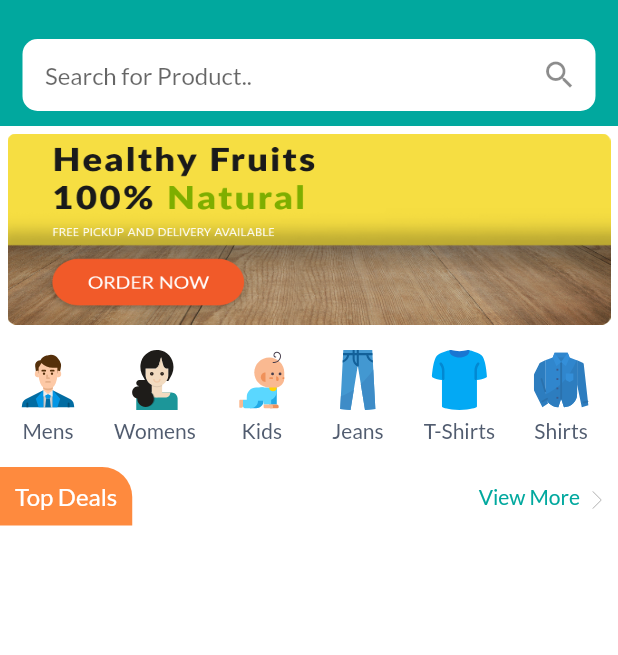
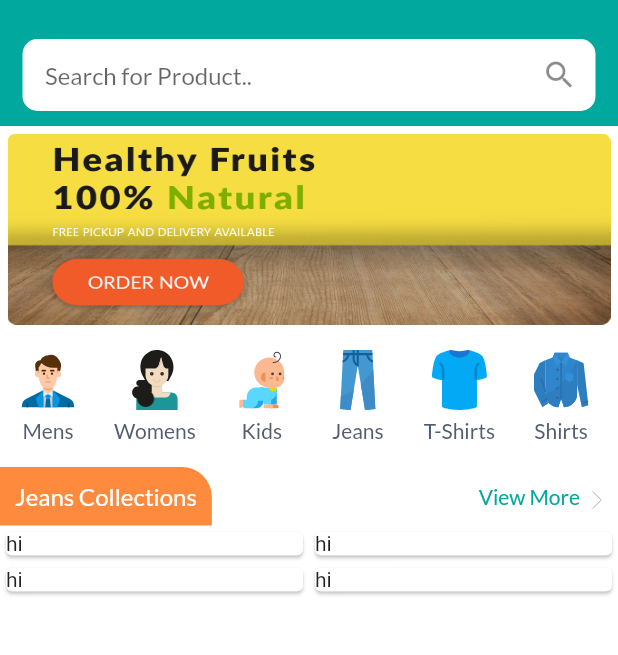
Before and after one commit to mostakahmedmullick/ecom_app, a Flutter app: the screen it shows after launch, on a phone screen of 412 x 824 dp, the part 60-715 px from its top. Run offline on Flutter 3.47's test engine with Material 2 defaults, Android fonts, the phone set to English and light mode, and no system bars; drawn by our look-alikes of badges, carousel_slider; our stand-ins replace flutter_svg, google_fonts.

Commit message:
Product grid

```diff
--- a/lib/Components/Home/Home.dart
+++ b/lib/Components/Home/Home.dart
@@ -1,6 +1,7 @@
 import 'package:badges/badges.dart';
 import 'package:ecom_app/Components/Home/CategoriesSlider.dart';
 import 'package:ecom_app/Components/Home/HomeTopSlider.dart';
+import 'package:ecom_app/Components/products/product_grid.dart';
 import 'package:ecom_app/utils/ColorConstants.dart';
 import 'package:flutter/material.dart';
 import 'package:flutter_svg/flutter_svg.dart';
@@ -16,6 +17,14 @@ class Home extends StatefulWidget {
 }
 
 class _HomeState extends State<Home> {
+
+  List<String> images = [
+    "https://static.javatpoint.com/tutorial/flutter/images/flutter-logo.png",
+    "https://static.javatpoint.com/tutorial/flutter/images/flutter-logo.png",
+    "https://static.javatpoint.com/tutorial/flutter/images/flutter-logo.png",
+    "https://static.javatpoint.com/tutorial/flutter/images/flutter-logo.png"
+  ];
+
   @override
   Widget build(BuildContext context) {
     return Scaffold(
@@ -357,7 +366,7 @@ class _HomeState extends State<Home> {
                           color: ColorConstants.secondaryColor,
                         ),
                         child: Text(
-                          'Top Deals',
+                          'Jeans Collections',
                           style: GoogleFonts.lato(
                               color: Colors.white, fontSize: 16.0),
                         ),
@@ -369,12 +378,17 @@ class _HomeState extends State<Home> {
                       alignment: Alignment.centerRight,
                       child: Padding(
                         padding: const EdgeInsets.only(right: 8.0),
+                        child: InkWell(
+                          onTap: () {
+                            print('hiii');
+                          },
                           child: RichText(
                             text: TextSpan(
                               children: [
                                 TextSpan(
                                   text: "View More  ",
-                                style: GoogleFonts.lato(color: ColorConstants.primaryColor),
+                                  style: GoogleFonts.lato(
+                                      color: ColorConstants.primaryColor),
                                 ),
                                 WidgetSpan(
                                   child: SvgPicture.asset(
@@ -389,8 +403,10 @@ class _HomeState extends State<Home> {
                         ),
                       ),
                     ),
+                  ),
                 ],
               ),
+              ProductsGrid(),
             ],
           ),
         ),
--- /dev/null
+++ b/lib/Components/products/product_grid.dart
@@ -0,0 +1,55 @@
+import 'package:ecom_app/constants/products_constant.dart';
+import 'package:flutter/material.dart';
+
+class ProductsGrid extends StatefulWidget {
+  @override
+  _ProductsGridState createState() => _ProductsGridState();
+}
+
+class _ProductsGridState extends State<ProductsGrid> {
+  List<String> images = ProductConstants.jeansImg;
+
+  @override
+  Widget build(BuildContext context) {
+    return Column(
+      children: [
+        Container(
+          child: Row(
+            children: [
+              Expanded(
+                flex: 1,
+                child: Card(
+                  child: Text('hi'),
+                ),
+              ),
+              Expanded(
+                flex: 1,
+                child: Card(
+                  child: Text('hi'),
+                ),
+              ),
+            ],
+          ),
+        ),
+        Container(
+          child: Row(
+            children: [
+              Expanded(
+                flex: 1,
+                child: Card(
+                  child: Text('hi'),
+                ),
+              ),
+              Expanded(
+                flex: 1,
+                child: Card(
+                  child: Text('hi'),
+                ),
+              ),
+            ],
+          ),
+        )
+      ],
+    );
+  }
+}
--- /dev/null
+++ b/lib/constants/products_constant.dart
@@ -0,0 +1,8 @@
+class ProductConstants {
+  static List<String> jeansImg = [
+    'https://rukminim1.flixcart.com/image/800/960/kk2wl8w0/jean/0/f/h/36-r1101-rasso-original-imafzgbhbgufmfmu.jpeg?q=50',
+    'https://rukminim1.flixcart.com/image/800/960/j6gs6fk0/jean/n/h/z/40-jog-hps-black-urbano-fashion-original-imaewxe7fgyx7u28.jpeg?q=50',
+    'https://rukminim1.flixcart.com/image/800/960/jydaqa80/jean/g/z/h/38-epssprcrs-lblue-urbano-fashion-original-imafgmhbhhgnucwa.jpeg?q=50',
+    'https://rukminim1.flixcart.com/image/800/960/kbb49zk0/jean/p/g/p/32-bmw-darklevis-d-ben-martin-original-imafszrthheg5usf.jpeg?q=50'
+  ];
+}
```
Lines whose indentation alone changed are shown as unchanged.
